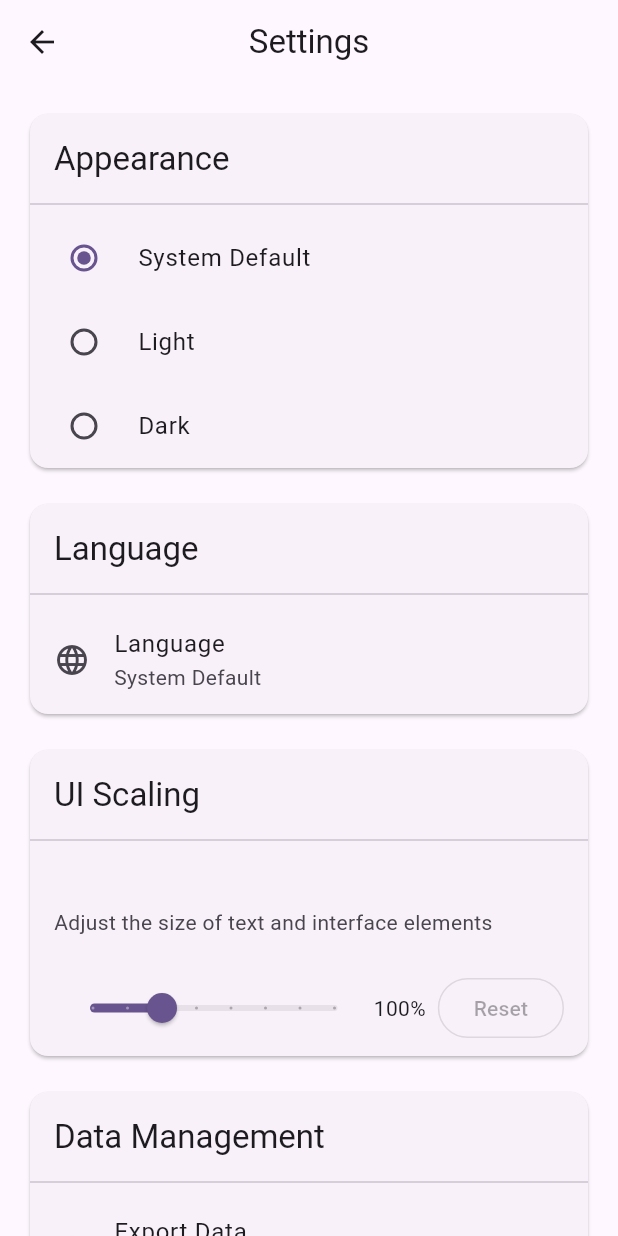
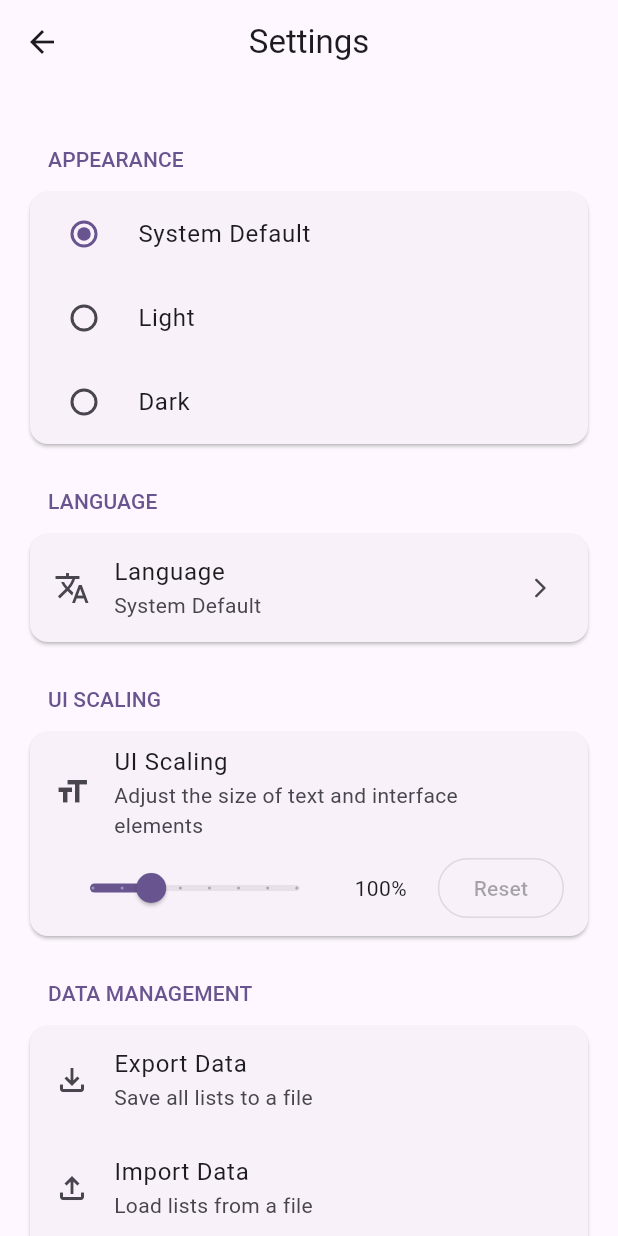
Before and after one commit to FlamingWater35/Quizlone, a Flutter app: the SettingsScreen screen opened by its route, on a phone screen of 412 x 824 dp. Run offline on Flutter 3.47's test engine with Material 3 defaults, Android fonts, the phone set to English and light mode, and no system bars; our stand-ins replace auto_route, file_picker, flutter_riverpod, hive_ce, hive_ce_flutter, package_info_plus and 3 more; missing offline and left inert: flutter_file_dialog, slang, universal_html, window_manager; accounts and stored records are empty; generated files the repository leaves out were written again.

Commit message:
Redesign settings screen

```diff
--- a/lib/screens/main/settings_screen.dart
+++ b/lib/screens/main/settings_screen.dart
@@ -337,12 +337,8 @@ class SettingsScreen extends ConsumerWidget {
     final currentLanguage = ref.watch(appLanguageNotifierProvider);
     final uiScale = ref.watch(uiScaleNotifierProvider);
     final uiScaleNotifier = ref.read(uiScaleNotifierProvider.notifier);
-    final theme = Theme.of(context);
-    final colorScheme = theme.colorScheme;
+    final colorScheme = Theme.of(context).colorScheme;
     final t = Translations.of(context);
-    final roundedShape = RoundedRectangleBorder(
-      borderRadius: BorderRadius.circular(12),
-    );
 
     return Scaffold(
       appBar: AppBar(title: Text(t.settingsScreen.title), centerTitle: true),
@@ -351,25 +347,24 @@ class SettingsScreen extends ConsumerWidget {
           child: ListView(
             padding: const EdgeInsets.all(16.0),
             children: [
-              _SettingsGroup(
-                title: t.settingsScreen.appearance,
+              _SettingsHeader(title: t.settingsScreen.appearance),
+              Card(
+                clipBehavior: Clip.antiAlias,
+                child: Column(
                   children: [
                     RadioListTile<ThemeMode>(
-                    shape: roundedShape,
                       title: Text(t.settingsScreen.systemDefault),
                       value: ThemeMode.system,
                       groupValue: currentTheme,
                       onChanged: (value) => themeNotifier.setTheme(value!),
                     ),
                     RadioListTile<ThemeMode>(
-                    shape: roundedShape,
                       title: Text(t.settingsScreen.light),
                       value: ThemeMode.light,
                       groupValue: currentTheme,
                       onChanged: (value) => themeNotifier.setTheme(value!),
                     ),
                     RadioListTile<ThemeMode>(
-                    shape: roundedShape,
                       title: Text(t.settingsScreen.dark),
                       value: ThemeMode.dark,
                       groupValue: currentTheme,
@@ -377,29 +372,33 @@ class SettingsScreen extends ConsumerWidget {
                     ),
                   ],
                 ),
-              const SizedBox(height: 16),
-              _SettingsGroup(
-                title: t.settingsScreen.language,
+              ),
+              _SettingsHeader(title: t.settingsScreen.language),
+              Card(
+                clipBehavior: Clip.antiAlias,
+                child: ListTile(
+                  leading: const Icon(Icons.translate_outlined),
+                  title: Text(t.settingsScreen.language),
+                  subtitle: Text(_getCurrentLanguageName(currentLanguage, t)),
+                  trailing: const Icon(
+                    Icons.arrow_forward_ios_rounded,
+                    size: 16,
+                  ),
+                  onTap: () => _showLanguageMenu(context, ref),
+                ),
+              ),
+              _SettingsHeader(title: t.settingsScreen.uiScaling),
+              Card(
+                clipBehavior: Clip.antiAlias,
+                child: Column(
                   children: [
                     ListTile(
-                    shape: roundedShape,
-                    leading: const Icon(Icons.language_outlined),
-                    title: Text(t.settingsScreen.language),
-                    subtitle: Text(_getCurrentLanguageName(currentLanguage, t)),
-                    onTap: () => _showLanguageMenu(context, ref),
+                      leading: const Icon(Icons.format_size_outlined),
+                      title: Text(t.settingsScreen.uiScaling),
+                      subtitle: Text(t.settingsScreen.uiScalingSubtitle),
                     ),
-                ],
-              ),
-              const SizedBox(height: 16),
-              _SettingsGroup(
-                title: t.settingsScreen.uiScaling,
-                children: [
-                  ListTile(subtitle: Text(t.settingsScreen.uiScalingSubtitle)),
                     Padding(
-                    padding: const EdgeInsets.symmetric(
-                      horizontal: 16.0,
-                      vertical: 8.0,
-                    ),
+                      padding: const EdgeInsets.fromLTRB(16.0, 0, 16.0, 8.0),
                       child: Row(
                         children: [
                           Expanded(
@@ -408,12 +407,19 @@ class SettingsScreen extends ConsumerWidget {
                               min: 0.8,
                               max: 1.5,
                               divisions: 7,
+                              label: "${(uiScale * 100).toStringAsFixed(0)}%",
                               onChanged: (value) {
                                 uiScaleNotifier.setScale(value);
                               },
                             ),
                           ),
-                        Text("${(uiScale * 100).toStringAsFixed(0)}%"),
+                          SizedBox(
+                            width: 60,
+                            child: Text(
+                              "${(uiScale * 100).toStringAsFixed(0)}%",
+                              textAlign: TextAlign.center,
+                            ),
+                          ),
                           const SizedBox(width: 8),
                           OutlinedButton(
                             onPressed:
@@ -427,27 +433,26 @@ class SettingsScreen extends ConsumerWidget {
                     ),
                   ],
                 ),
-              const SizedBox(height: 16),
-              _SettingsGroup(
-                title: t.settingsScreen.dataManagement,
+              ),
+              _SettingsHeader(title: t.settingsScreen.dataManagement),
+              Card(
+                clipBehavior: Clip.antiAlias,
+                child: Column(
                   children: [
                     ListTile(
-                    shape: roundedShape,
                       leading: const Icon(Icons.file_download_outlined),
                       title: Text(t.settingsScreen.exportData),
                       subtitle: Text(t.settingsScreen.exportDataSubtitle),
                       onTap: () => _exportData(context, ref),
                     ),
                     ListTile(
-                    shape: roundedShape,
                       leading: const Icon(Icons.file_upload_outlined),
                       title: Text(t.settingsScreen.importData),
                       subtitle: Text(t.settingsScreen.importDataSubtitle),
                       onTap: () => _importData(context, ref),
                     ),
-                  const Divider(),
+                    const Divider(indent: 16, endIndent: 16),
                     ListTile(
-                    shape: roundedShape,
                       leading: Icon(
                         Icons.delete_forever_outlined,
                         color: colorScheme.error,
@@ -458,7 +463,9 @@ class SettingsScreen extends ConsumerWidget {
                       ),
                       onTap: () => _deleteAllData(context, ref),
                     ),
+                    const SizedBox(width: 8),
                   ],
+                ),
               ),
             ],
           ),
@@ -468,32 +475,20 @@ class SettingsScreen extends ConsumerWidget {
   }
 }
 
-class _SettingsGroup extends StatelessWidget {
-  const _SettingsGroup({required this.title, required this.children});
+class _SettingsHeader extends StatelessWidget {
+  const _SettingsHeader({required this.title});
 
-  final List<Widget> children;
   final String title;
 
   @override
   Widget build(BuildContext context) {
-    final theme = Theme.of(context);
-    final roundedShape = RoundedRectangleBorder(
-      borderRadius: BorderRadius.circular(12),
-    );
-
-    return Card(
-      shape: roundedShape,
-      clipBehavior: Clip.antiAlias,
-      child: Column(
-        crossAxisAlignment: CrossAxisAlignment.start,
-        children: [
-          Padding(
-            padding: const EdgeInsets.fromLTRB(16.0, 16.0, 16.0, 8.0),
-            child: Text(title, style: theme.textTheme.titleLarge),
+    return Padding(
+      padding: const EdgeInsets.fromLTRB(16, 24, 16, 8),
+      child: Text(
+        title.toUpperCase(),
+        style: Theme.of(context).textTheme.labelLarge?.copyWith(
+          color: Theme.of(context).colorScheme.primary,
         ),
-          const Divider(),
-          ...children,
-        ],
       ),
     );
   }
```
Lines whose indentation alone changed are shown as unchanged.
